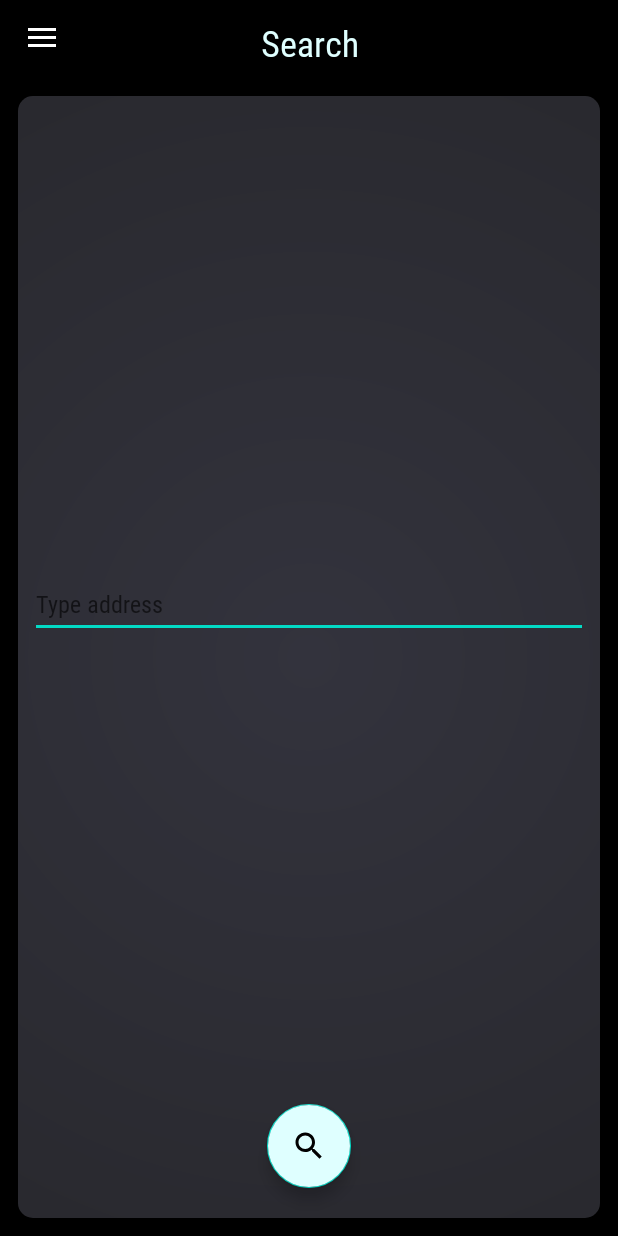
After one commit to aaronfodor/VIAUMA06, an Android app: the SearchActivity screen opened directly, with no data from a screen before it, on a phone screen of 412 x 824 dp. The commit adds this screen. Run offline under Robolectric (Android 15) with nearby library versions, the phone set to English and light mode, and no system bars; network calls fail.

Commit message:
Add search by address functionality

```diff
--- a/Android/application/app/src/main/java/com/arpadfodor/communityparking/android/app/model/api/CommunityParkingAPI.kt
+++ b/Android/application/app/src/main/java/com/arpadfodor/communityparking/android/app/model/api/CommunityParkingAPI.kt
@@ -1,5 +1,6 @@
 package com.arpadfodor.communityparking.android.app.model.api
 
+import com.arpadfodor.communityparking.android.app.model.api.dataclasses.ApiCoordinate
 import com.arpadfodor.communityparking.android.app.model.api.dataclasses.ApiMetaData
 import com.arpadfodor.communityparking.android.app.model.api.dataclasses.ApiReport
 import com.arpadfodor.communityparking.android.app.model.api.dataclasses.ApiUser
@@ -19,6 +20,7 @@ interface CommunityParkingAPI {
 
         const val GET_REPORTS = "${API_URL}report/"
         const val GET_REPORTS_META = "${GET_REPORTS}meta/"
+        const val GET_CLOSEST_REPORT_TO_LOCATION = "${API_URL}report/search"
         const val POST_REPORT = "${API_URL}report/"
         const val PUT_REPORT = "${API_URL}report/"
         const val DELETE_REPORT = "${API_URL}report/"
@@ -38,6 +40,9 @@ interface CommunityParkingAPI {
 
     @GET(GET_REPORTS_META)
     fun getReportsMeta(): Call<ApiMetaData>
+
+    @POST(GET_CLOSEST_REPORT_TO_LOCATION)
+    fun getClosestReportToLocation(@Body coordinate: ApiCoordinate): Call<ApiReport>
 
     @Multipart
     @POST(POST_REPORT)
--- /dev/null
+++ b/Android/application/app/src/main/java/com/arpadfodor/communityparking/android/app/model/api/dataclasses/ApiCoordinate.kt
@@ -0,0 +1,6 @@
+package com.arpadfodor.communityparking.android.app.model.api.dataclasses
+
+data class ApiCoordinate(
+    val latitude: Double,
+    val longitude: Double
+)
--- /dev/null
+++ b/Android/application/app/src/main/java/com/arpadfodor/communityparking/android/app/view/SearchActivity.kt
@@ -0,0 +1,58 @@
+package com.arpadfodor.communityparking.android.app.view
+
+import android.content.Intent
+import android.os.Bundle
+import androidx.core.view.GravityCompat
+import androidx.drawerlayout.widget.DrawerLayout
+import com.arpadfodor.communityparking.android.app.R
+import com.arpadfodor.communityparking.android.app.view.utils.AppActivity
+import com.arpadfodor.communityparking.android.app.view.utils.overshootAppearingAnimation
+import com.arpadfodor.communityparking.android.app.viewmodel.SearchViewModel
+import com.google.android.material.navigation.NavigationView
+import kotlinx.android.synthetic.main.content_search.*
+
+class SearchActivity : AppActivity() {
+
+    override val viewModel: SearchViewModel = SearchViewModel()
+
+    override fun onCreate(savedInstanceState: Bundle?) {
+
+        super.onCreate(savedInstanceState)
+
+        setContentView(R.layout.activity_search)
+        val drawer = findViewById<DrawerLayout>(R.id.searchActivityDrawerLayout)
+        val navigation = findViewById<NavigationView>(R.id.search_navigation)
+        initUi(drawer, navigation)
+
+        fabSearch.setOnClickListener {
+            viewModel.getClosestReportIdToAddress(etSearchByAddress.text.toString()) { reportId ->
+                showReport(reportId)
+            }
+        }
+
+    }
+
+    private fun showReport(id: Int){
+        val intent = Intent(this, ReportActivity::class.java)
+        intent.putExtra(getString(R.string.INTENT_EXTRA_SELECTED_ID_KEY), id)
+        startActivity(intent)
+    }
+
+    override fun appearingAnimations() {
+        fabSearch.overshootAppearingAnimation(this)
+    }
+
+    override fun subscribeToViewModel(){}
+    override fun subscribeListeners(){}
+    override fun unsubscribe(){}
+
+    override fun onBackPressed() {
+        if(activityDrawerLayout.isDrawerOpen(GravityCompat.START)){
+            activityDrawerLayout.closeDrawer(GravityCompat.START)
+        }
+        else{
+            this.finish()
+        }
+    }
+
+}
--- /dev/null
+++ b/Android/application/app/src/main/res/drawable/icon_search.xml
@@ -0,0 +1,9 @@
+<vector xmlns:android="http://schemas.android.com/apk/res/android"
+    android:width="18dp"
+    android:height="18dp"
+    android:viewportWidth="24"
+    android:viewportHeight="24">
+  <path
+      android:pathData="M15.5,14h-0.79l-0.28,-0.27C15.41,12.59 16,11.11 16,9.5 16,5.91 13.09,3 9.5,3S3,5.91 3,9.5 5.91,16 9.5,16c1.61,0 3.09,-0.59 4.23,-1.57l0.27,0.28v0.79l5,4.99L20.49,19l-4.99,-5zM9.5,14C7.01,14 5,11.99 5,9.5S7.01,5 9.5,5 14,7.01 14,9.5 11.99,14 9.5,14z"
+      android:fillColor="@color/colorIcon"/>
+</vector>
--- /dev/null
+++ b/Android/application/app/src/main/res/layout/activity_search.xml
@@ -0,0 +1,47 @@
+<?xml version="1.0" encoding="utf-8"?>
+
+<androidx.constraintlayout.widget.ConstraintLayout
+    xmlns:android="http://schemas.android.com/apk/res/android"
+    xmlns:tools="http://schemas.android.com/tools"
+    xmlns:app="http://schemas.android.com/apk/res-auto"
+    android:layout_width="match_parent"
+    android:layout_height="match_parent"
+    app:layout_behavior="@string/appbar_scrolling_view_behavior"
+    android:background="@color/colorPrimaryDark">
+
+    <androidx.drawerlayout.widget.DrawerLayout
+        android:id="@+id/searchActivityDrawerLayout"
+        android:layout_width="match_parent"
+        android:layout_height="match_parent"
+        android:background="@color/colorTransparent"
+        app:layout_constraintTop_toBottomOf="parent"
+        app:layout_constraintBottom_toBottomOf="parent"
+        app:layout_constraintStart_toStartOf="parent"
+        tools:openDrawer="start">
+
+        <com.google.android.material.navigation.NavigationView
+            android:id="@+id/search_navigation"
+            android:layout_width="wrap_content"
+            android:layout_height="match_parent"
+            android:layout_gravity="start"
+            android:backgroundTint="@color/colorPrimaryDark"
+            android:fitsSystemWindows="true"
+            app:headerLayout="@layout/navigation_menu_header"
+            app:itemBackground="@color/colorPrimaryDark"
+            app:itemIconTint="@color/colorText"
+            app:itemTextColor="@color/colorText"
+            app:menu="@menu/dashboard_menu" />
+
+        <include
+            layout="@layout/content_search"
+            android:id="@+id/search_container"
+            app:layout_constraintBottom_toTopOf="parent"/>
+
+        <include
+            layout="@layout/custom_toolbar"
+            android:id="@+id/search_toolbar"
+            app:layout_constraintBottom_toTopOf="parent"/>
+
+    </androidx.drawerlayout.widget.DrawerLayout>
+
+</androidx.constraintlayout.widget.ConstraintLayout>
--- a/Android/application/app/src/main/res/menu/dashboard_menu.xml
+++ b/Android/application/app/src/main/res/menu/dashboard_menu.xml
@@ -22,6 +22,11 @@
         android:title="@string/menu_reports" />
 
     <item
+        android:id="@+id/navigation_search"
+        android:icon="@drawable/icon_search"
+        android:title="@string/menu_search" />
+
+    <item
         android:id="@+id/navigation_settings"
         android:icon="@drawable/icon_settings"
         android:title="@string/menu_settings" />
--- a/Android/application/app/src/main/res/values/strings.xml
+++ b/Android/application/app/src/main/res/values/strings.xml
@@ -48,6 +48,7 @@
     <string name="menu_load">Load</string>
     <string name="menu_map">Map</string>
     <string name="menu_reports">Reports</string>
+    <string name="menu_search">Search</string>
     <string name="menu_settings">Settings</string>
     <string name="menu_account">Account</string>
     <string name="menu_how_to_use">How to use</string>
@@ -146,4 +147,7 @@
     <string name="marker_title">%1$s HUF/hour</string>
     <string name="marker_snippet">lat=%1$.5f, long=%2$.5f\nDetected at: %3$s\nReserved by: %4$s\nMessage: %5$s</string>
 
+    <string name="search">Search</string>
+    <string name="search_input_placeholder">Type address</string>
+
 </resources>
```
Also changed, not shown: Android/application/app/src/main/AndroidManifest.xml (+7 -0 lines), Android/application/app/src/main/java/com/arpadfodor/communityparking/android/app/model/LocationService.kt (+19 -0 lines), Android/application/app/src/main/java/com/arpadfodor/communityparking/android/app/model/api/ApiService.kt (+25 -0 lines), Android/application/app/src/main/java/com/arpadfodor/communityparking/android/app/model/repository/ReportRepository.kt (+9 -0 lines), Android/application/app/src/main/java/com/arpadfodor/communityparking/android/app/view/utils/AppActivity.kt (+9 -0 lines), Android/application/app/src/main/java/com/arpadfodor/communityparking/android/app/viewmodel/SearchViewModel.kt (added, +24 -0 lines), Android/application/app/src/main/res/layout/content_search.xml (added, +55 -0 lines).
